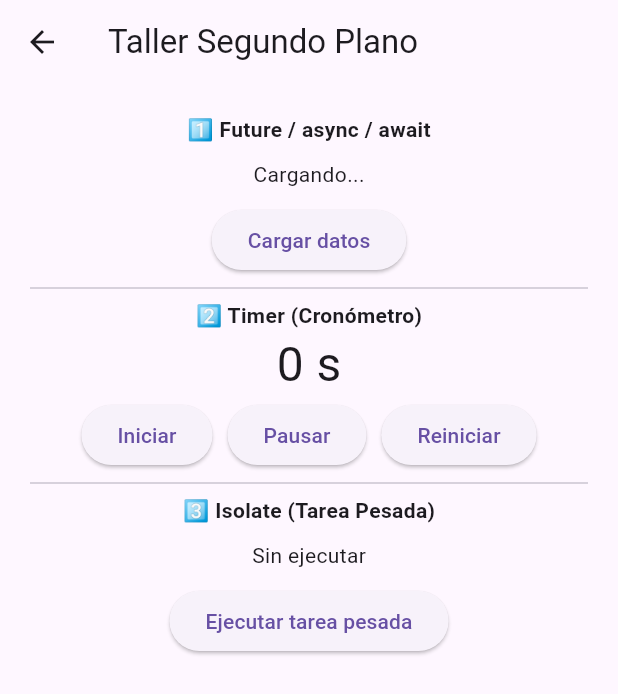
After one commit to josemanuelcard/flutter_uceva, a Flutter app: the TallerSegundoPlanoScreen screen opened by its route, after a tap on "Cargar datos", on a phone screen of 412 x 824 dp. The commit adds this screen. Shown: the top 694 px of the screen. Run offline on Flutter 3.47's test engine with Material 3 defaults, Android fonts, the phone set to English and light mode, and no system bars; network calls fail.

Commit message:
Implementa taller segundo plano: Future, Timer e Isolate con navegación

```diff
--- a/lib/main.dart
+++ b/lib/main.dart
@@ -1,4 +1,5 @@
 import 'package:flutter/material.dart';
+import 'screens/taller_segundo_plano_screen.dart'; // <-- Importa la pantalla del taller
 
 void main() {
   runApp(const MyApp());
@@ -11,7 +12,11 @@ class MyApp extends StatelessWidget {
   Widget build(BuildContext context) {
     return MaterialApp(
       debugShowCheckedModeBanner: false,
-      home: const HomePage(),
+      initialRoute: '/',
+      routes: {
+        '/': (context) => const HomePage(),
+        '/taller': (context) => const TallerSegundoPlanoScreen(), // Ruta al taller
+      },
     );
   }
 }
@@ -28,11 +33,7 @@ class _HomePageState extends State<HomePage> {
 
   void _cambiarTitulo() {
     setState(() {
-      titulo = (titulo == "Hola, Flutter")
-          ? "¡Título cambiado!"
-          : "Hola, Flutter";
-
-
+      titulo = (titulo == "Hola, Flutter") ? "¡Título cambiado!" : "Hola, Flutter";
     });
 
     ScaffoldMessenger.of(context).showSnackBar(
@@ -48,36 +49,39 @@ class _HomePageState extends State<HomePage> {
         padding: const EdgeInsets.all(16.0),
         child: Column(
           children: [
-            // Texto con nombre completo
             const Text(
               "José Manuel Cárdenas Gamboa",
               style: TextStyle(fontSize: 20, fontWeight: FontWeight.bold),
             ),
             const SizedBox(height: 20),
 
-            // Fila de imágenes
             Row(
               mainAxisAlignment: MainAxisAlignment.spaceEvenly,
               children: [
                 Image.network(
-                  "https://www.uceva.edu.co/wp-content/uploads/2020/07/Uceva-Vertical-png.png",                  width: 100,
+                  "https://www.uceva.edu.co/wp-content/uploads/2020/07/Uceva-Vertical-png.png",
+                  width: 100,
                 ),
-                Image.asset(
-                  "assets/logo.jpg",
-                  width: 150
-                ),
+                Image.asset("assets/logo.jpg", width: 150),
               ],
             ),
             const SizedBox(height: 20),
 
-            // Botón con setState()
             ElevatedButton(
               onPressed: _cambiarTitulo,
               child: const Text("Cambiar título"),
             ),
             const SizedBox(height: 20),
 
-            //
+            ElevatedButton(
+              onPressed: () {
+                Navigator.pushNamed(context, '/taller'); // Navega al taller
+              },
+              style: ElevatedButton.styleFrom(backgroundColor: Colors.green),
+              child: const Text("Ir al Taller Segundo Plano"),
+            ),
+
+            const SizedBox(height: 20),
             Container(
               padding: const EdgeInsets.all(8),
               decoration: BoxDecoration(
@@ -87,6 +91,7 @@ class _HomePageState extends State<HomePage> {
               ),
               child: const Text("Soy un Container con bordes"),
             ),
+
             const SizedBox(height: 20),
 
             Expanded(
@@ -96,7 +101,7 @@ class _HomePageState extends State<HomePage> {
                     leading: Icon(Icons.school, color: Colors.blue),
                     title: Text("Estudio Ingeniería de Sistemas"),
                   ),
-                   ListTile(
+                  ListTile(
                     leading: Icon(Icons.flutter_dash, color: Colors.cyan),
                     title: Text("Me gusta Flutter"),
                   ),
--- /dev/null
+++ b/lib/screens/taller_segundo_plano_screen.dart
@@ -0,0 +1,129 @@
+import 'dart:async';
+import 'dart:isolate';
+import 'package:flutter/material.dart';
+
+class TallerSegundoPlanoScreen extends StatefulWidget {
+  const TallerSegundoPlanoScreen({super.key});
+
+  @override
+  State<TallerSegundoPlanoScreen> createState() => _TallerSegundoPlanoScreenState();
+}
+
+class _TallerSegundoPlanoScreenState extends State<TallerSegundoPlanoScreen> {
+  // ---- Future / async / await ----
+  String dataState = "Presiona para cargar datos...";
+
+  Future<void> _loadData() async {
+    print("Antes de la consulta");
+    setState(() => dataState = "Cargando...");
+
+    try {
+      final result = await Future.delayed(
+        const Duration(seconds: 3),
+        () => "Datos cargados correctamente ✅",
+      );
+
+      print("Durante la consulta");
+      setState(() => dataState = result);
+    } catch (e) {
+      setState(() => dataState = "Error al cargar los datos ❌");
+    }
+
+    print("Después de la consulta");
+  }
+
+  // ---- Timer (cronómetro) ----
+  Timer? _timer;
+  int _seconds = 0;
+  bool _isRunning = false;
+
+  void _startTimer() {
+    if (_isRunning) return;
+    _isRunning = true;
+    _timer = Timer.periodic(const Duration(seconds: 1), (_) {
+      setState(() => _seconds++);
+    });
+  }
+
+  void _pauseTimer() {
+    _isRunning = false;
+    _timer?.cancel();
+  }
+
+  void _resetTimer() {
+    _pauseTimer();
+    setState(() => _seconds = 0);
+  }
+
+  @override
+  void dispose() {
+    _timer?.cancel();
+    super.dispose();
+  }
+
+  // ---- Isolate (tarea pesada) ----
+  String _isolateResult = "Sin ejecutar";
+
+  static void _heavyTask(SendPort sendPort) {
+    int sum = 0;
+    for (int i = 0; i < 200000000; i++) {
+      sum += i;
+    }
+    sendPort.send(sum);
+  }
+
+  Future<void> _runIsolate() async {
+    final receivePort = ReceivePort();
+    await Isolate.spawn(_heavyTask, receivePort.sendPort);
+    receivePort.listen((message) {
+      setState(() {
+        _isolateResult = "Resultado de Isolate: $message";
+      });
+    });
+  }
+
+  // ---- UI ----
+  @override
+  Widget build(BuildContext context) {
+    return Scaffold(
+      appBar: AppBar(title: const Text("Taller Segundo Plano")),
+      body: SingleChildScrollView(
+        padding: const EdgeInsets.all(20),
+        child: Column(
+          crossAxisAlignment: CrossAxisAlignment.center,
+          children: [
+            const Text("1️⃣ Future / async / await", style: TextStyle(fontWeight: FontWeight.bold)),
+            const SizedBox(height: 10),
+            Text(dataState),
+            const SizedBox(height: 10),
+            ElevatedButton(onPressed: _loadData, child: const Text("Cargar datos")),
+            const Divider(),
+
+            const Text("2️⃣ Timer (Cronómetro)", style: TextStyle(fontWeight: FontWeight.bold)),
+            Text("$_seconds s", style: const TextStyle(fontSize: 32)),
+            Row(
+              mainAxisAlignment: MainAxisAlignment.center,
+              children: [
+                ElevatedButton(onPressed: _startTimer, child: const Text("Iniciar")),
+                const SizedBox(width: 10),
+                ElevatedButton(onPressed: _pauseTimer, child: const Text("Pausar")),
+                const SizedBox(width: 10),
+                ElevatedButton(onPressed: _resetTimer, child: const Text("Reiniciar")),
+              ],
+            ),
+            const Divider(),
+
+            const Text("3️⃣ Isolate (Tarea Pesada)", style: TextStyle(fontWeight: FontWeight.bold)),
+            const SizedBox(height: 10),
+            Text(_isolateResult),
+            const SizedBox(height: 10),
+            ElevatedButton(
+              onPressed: _runIsolate,
+              child: const Text("Ejecutar tarea pesada"),
+            ),
+          ],
+        ),
+      ),
+    );
+  }
+}
```
Also changed, not shown: lib/services/heavy_compute.dart (added, +48 -0 lines), lib/services/mock_service.dart (added, +19 -0 lines).
